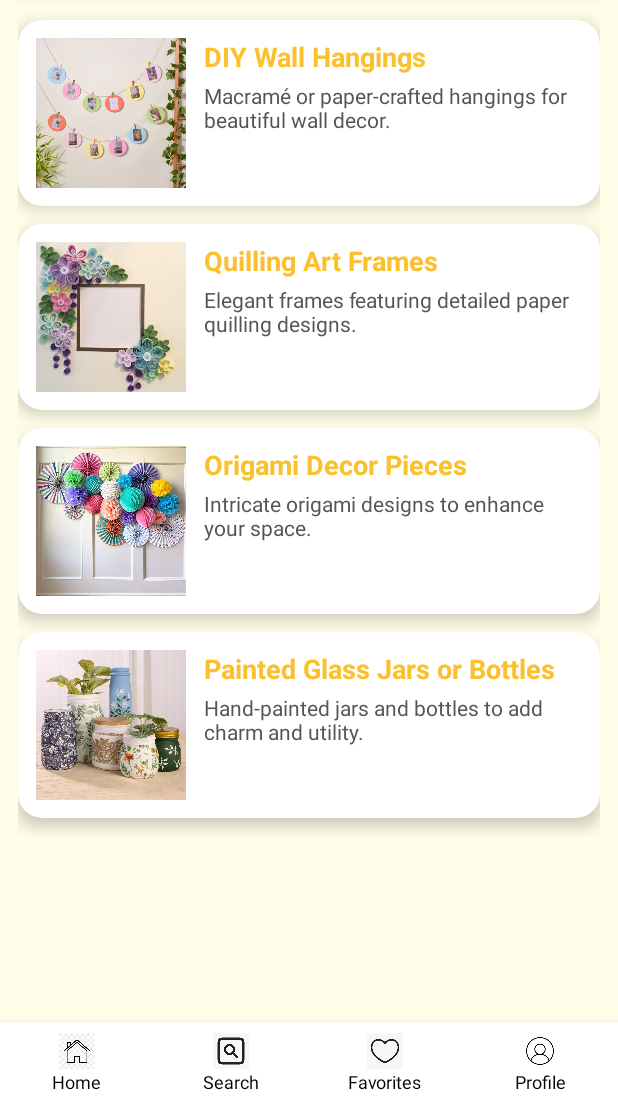
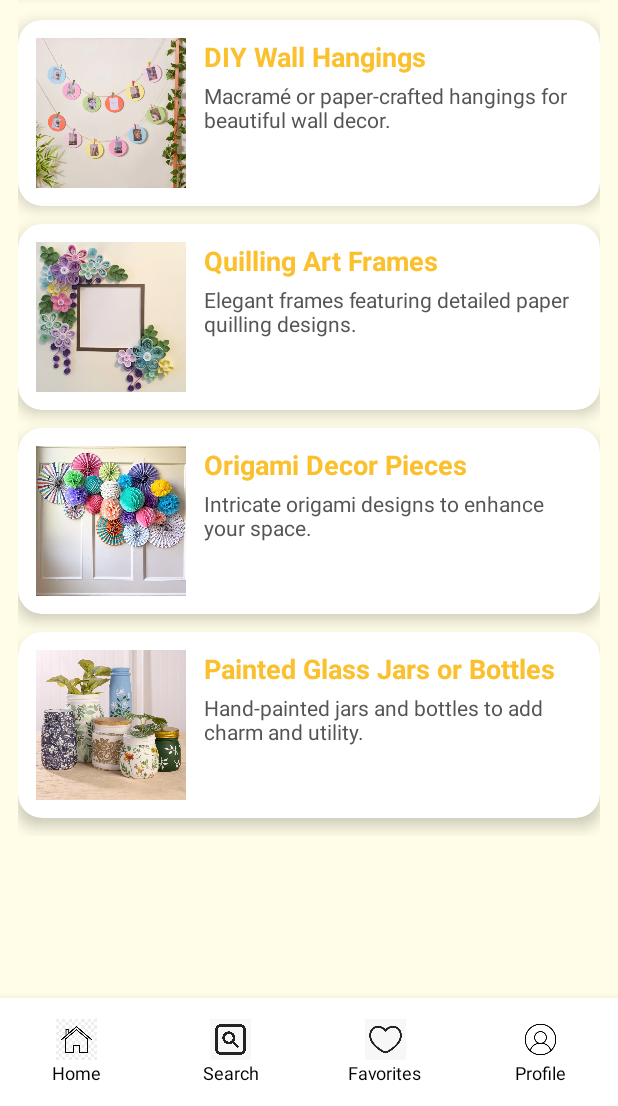
Before and after one commit to Tanisha127/MyApplication4, an Android app: the ArtCraftActivity screen opened directly, with no data from a screen before it, on a phone screen of 412 x 824 dp, the part 130-1236 px from its top. Run offline under Robolectric (Android 15) with nearby library versions, the light colour scheme and no system bars.

Commit message:
changes in navbar

```diff
--- a/app/src/main/java/com/example/myapplication/HomeScreen01Activity.kt
+++ b/app/src/main/java/com/example/myapplication/HomeScreen01Activity.kt
@@ -10,8 +10,7 @@ class HomeScreen01Activity : AppCompatActivity() {
 
     override fun onCreate(savedInstanceState: Bundle?) {
         super.onCreate(savedInstanceState)
-        setContentView(R.layout.home_screen_01) // link to home_screen_01.xml
-
+        setContentView(R.layout.home_screen_01)
         // Connect the profile icon click to BuyerProfileActivity
         val navProfile = findViewById<LinearLayout>(R.id.navProfile)
         navProfile.setOnClickListener {
--- a/app/src/main/java/com/example/myapplication/LearningResourcesActivity.kt
+++ b/app/src/main/java/com/example/myapplication/LearningResourcesActivity.kt
@@ -12,7 +12,6 @@ class LearningResourcesActivity : AppCompatActivity() {
         super.onCreate(savedInstanceState)
         setContentView(R.layout.learning_resources_page)
 
-        // Assign links to each TextView
         setLink(findViewById(R.id.link1), "https://www.startupschool.org/")
         setLink(findViewById(R.id.link2), "https://www.coursera.org/learn/uva-darden-business-strategy")
         setLink(findViewById(R.id.link3), "https://online.hbs.edu/")
@@ -24,9 +23,7 @@ class LearningResourcesActivity : AppCompatActivity() {
         setLink(findViewById(R.id.link7), "https://trailhead.salesforce.com/")
         setLink(findViewById(R.id.link8), "https://blog.close.com/")
         setLink(findViewById(R.id.link9), "https://www.coursera.org/specializations/art-of-sales")
-
     }
-
     private fun setLink(textView: TextView, url: String) {
         textView.setOnClickListener {
             val browserIntent = Intent(Intent.ACTION_VIEW, Uri.parse(url))
--- a/app/src/main/res/layout/home_screen_04.xml
+++ b/app/src/main/res/layout/home_screen_04.xml
@@ -252,7 +252,7 @@
     <LinearLayout
         android:id="@+id/bottom_navigation"
         android:layout_width="match_parent"
-        android:layout_height="56dp"
+        android:layout_height="72dp"
         android:layout_alignParentBottom="true"
         android:orientation="horizontal"
         android:background="#FFFFFF"
@@ -269,8 +269,9 @@
             android:clickable="true"
             android:background="?attr/selectableItemBackground"
             android:focusable="true">
-            <ImageView android:layout_width="24dp"
-                android:layout_height="24dp"
+            <ImageView
+                android:layout_width="27dp"
+                android:layout_height="27dp"
                 android:src="@drawable/home" />
             <TextView android:layout_width="wrap_content"
                 android:layout_height="wrap_content"
@@ -289,8 +290,9 @@
             android:clickable="true"
             android:background="?attr/selectableItemBackground"
             android:focusable="true">
-            <ImageView android:layout_width="24dp"
-                android:layout_height="24dp"
+            <ImageView
+                android:layout_width="27dp"
+                android:layout_height="27dp"
                 android:src="@drawable/search" />
             <TextView android:layout_width="wrap_content"
                 android:layout_height="wrap_content"
@@ -309,8 +311,9 @@
             android:clickable="true"
             android:background="?attr/selectableItemBackground"
             android:focusable="true">
-            <ImageView android:layout_width="24dp"
-                android:layout_height="24dp"
+            <ImageView
+                android:layout_width="27dp"
+                android:layout_height="27dp"
                 android:src="@drawable/favorite" />
             <TextView android:layout_width="wrap_content"
                 android:layout_height="wrap_content"
@@ -329,8 +332,9 @@
             android:clickable="true"
             android:background="?attr/selectableItemBackground"
             android:focusable="true">
-            <ImageView android:layout_width="24dp"
-                android:layout_height="24dp"
+            <ImageView
+                android:layout_width="27dp"
+                android:layout_height="27dp"
                 android:src="@drawable/profile" />
             <TextView android:layout_width="wrap_content"
                 android:layout_height="wrap_content"
--- a/app/src/main/res/layout/profilepage.xml
+++ b/app/src/main/res/layout/profilepage.xml
@@ -57,6 +57,7 @@
                 android:textStyle="bold"
                 android:layout_marginTop="16dp" />
             <EditText
+                android:id="@+id/nameEditText"
                 android:layout_width="match_parent"
                 android:layout_height="wrap_content"
                 android:background="@drawable/rounded_edittext"
@@ -71,6 +72,7 @@
                 android:textStyle="bold"
                 android:layout_marginTop="12dp" />
             <EditText
+                android:id="@+id/emailEditText"
                 android:layout_width="match_parent"
                 android:layout_height="wrap_content"
                 android:inputType="textEmailAddress"
@@ -86,6 +88,7 @@
                 android:textStyle="bold"
                 android:layout_marginTop="12dp" />
             <EditText
+                android:id="@+id/contactEditText"
                 android:layout_width="match_parent"
                 android:layout_height="wrap_content"
                 android:inputType="phone"
@@ -101,6 +104,7 @@
                 android:textStyle="bold"
                 android:layout_marginTop="12dp" />
             <EditText
+                android:id="@+id/businessAreaEditText"
                 android:layout_width="match_parent"
                 android:layout_height="wrap_content"
                 android:background="@drawable/rounded_edittext"
@@ -115,6 +119,7 @@
                 android:textStyle="bold"
                 android:layout_marginTop="12dp" />
             <EditText
+                android:id="@+id/govIdEditText"
                 android:layout_width="match_parent"
                 android:layout_height="wrap_content"
                 android:background="@drawable/rounded_edittext"
--- a/app/src/main/res/values/strings.xml
+++ b/app/src/main/res/values/strings.xml
@@ -1,3 +1,3 @@
 <resources>
-    <string name="app_name">My Application</string>
+    <string name="app_name">Biznest</string>
 </resources>
```
Also changed, not shown: app/build.gradle.kts (+11 -2 lines), app/src/main/java/com/example/myapplication/User.kt (added, +11 -0 lines), app/src/main/java/com/example/myapplication/UserDao.kt (added, +12 -0 lines), app/src/main/res/layout/home_screen_01.xml (+9 -9 lines), app/src/main/res/layout/home_screen_02.xml (+9 -9 lines), app/src/main/res/layout/home_screen_03.xml (+9 -9 lines), app/src/main/res/layout/home_screen_05.xml (+9 -9 lines), app/src/main/res/layout/home_screen_06.xml (+9 -9 lines), app/src/main/java/com/example/myapplication/MainActivity.kt (line endings or trailing spaces), app/src/main/java/com/example/myapplication/ProfileActivity.kt (line endings or trailing spaces), app/src/main/java/com/example/myapplication/RetailerLoginActivity.kt (line endings or trailing spaces).
